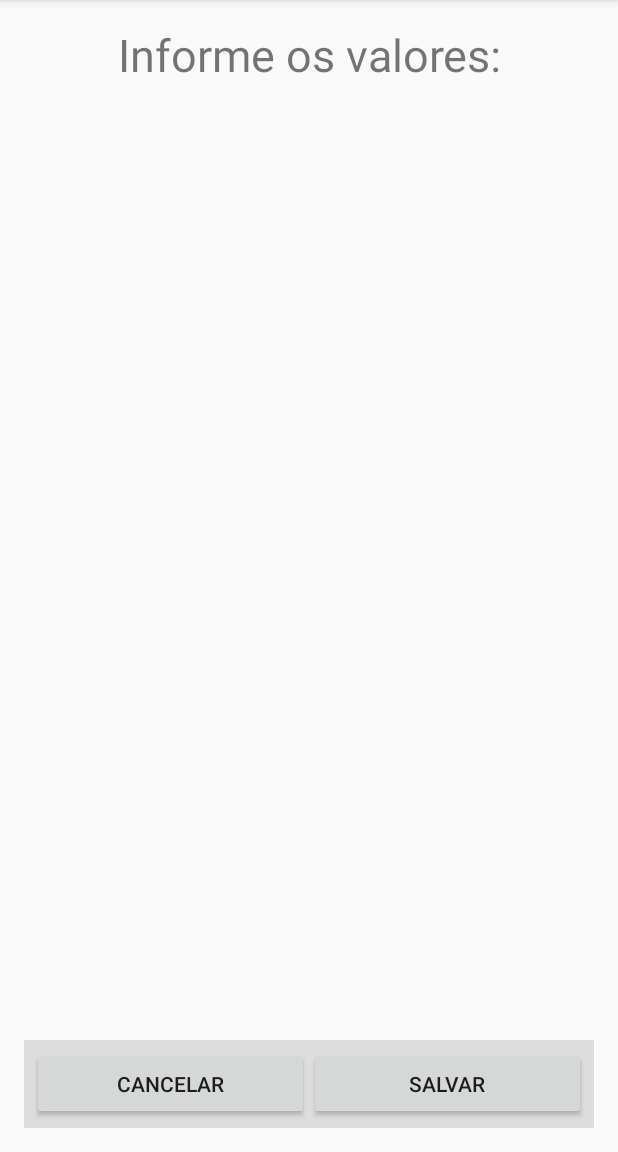
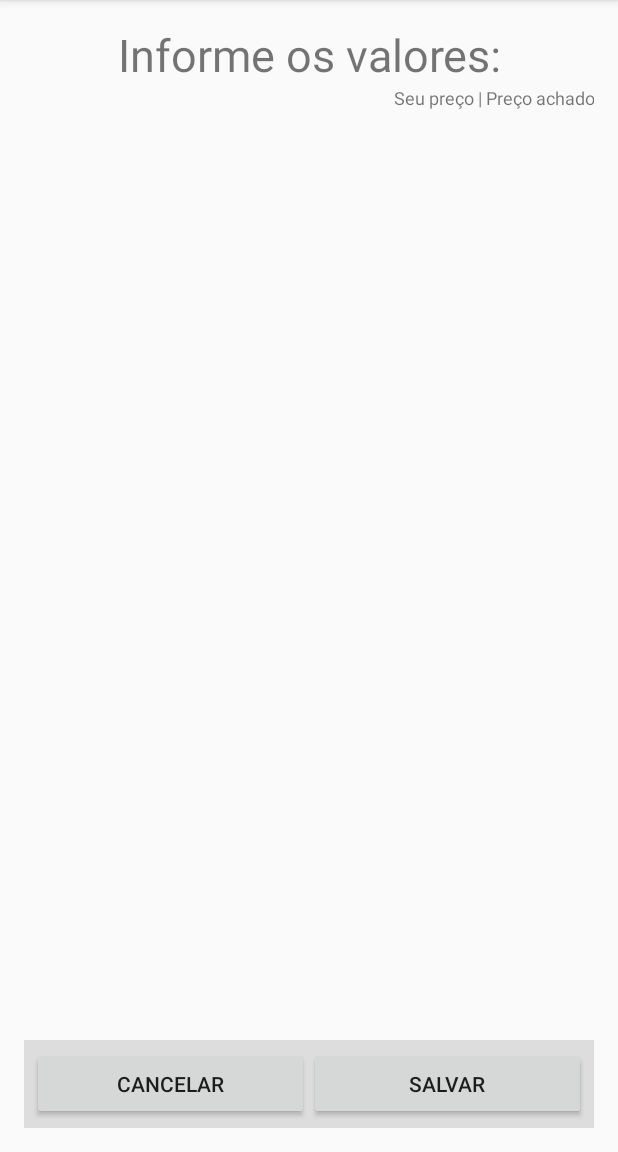
Before and after one commit to lucasaraujoo/StoreCheck, an Android app: the ControladorColocarPrecos screen opened directly, with no data from a screen before it, on a phone screen of 412 x 824 dp, the part 84-1236 px from its top. Run offline under Robolectric (Android 15) with nearby library versions, the phone set to English and light mode, and no system bars; 2 statements that could not run were skipped.

Commit message:
Corrigi foco ao por preço. Corrigir relatorio que enviava sem anexo. Colocar texto nos campos de preço(Seu preço e Preço Achado)

```diff
--- a/app/src/main/AndroidManifest.xml
+++ b/app/src/main/AndroidManifest.xml
@@ -24,7 +24,7 @@
             </intent-filter>
         </activity>
         <activity android:name=".Cotar" />
-        <activity android:name=".Controladores.ControladorColocarPrecos" />
+        <activity android:name=".Controladores.ControladorColocarPrecos" android:windowSoftInputMode="adjustPan" />
         <activity android:name=".Controladores.ControladorCotacao" />
         <activity android:name=".EscolherItensCotar" />
         <activity android:name=".AjudaActivity" />
--- a/app/src/main/java/badgears/storecheck/MainActivity.java
+++ b/app/src/main/java/badgears/storecheck/MainActivity.java
@@ -229,6 +229,9 @@ public class MainActivity extends AppCompatActivity {
                         "\n -Adiciona telefone o corrigir outras opções do relatorio."+
                         "\n -Adicionar novo icone ao app." +
                         "\n -Correção e liberar opção de deletar StoreCheck." +
+                        "\n -Corrigir foco no campo de por o preço em alguns celulares." +
+                        "\n -Adicionar texto de descrição ao por o preço." +
+                        "\n -Verificar se tem anexo antes de enviar o e-mail" +
                         "\n\n Versão atual: 1.0 \n\nDesenvolvido por: Tulio Calil")
                 .setCancelable(false)
                 .setPositiveButton("OK", new DialogInterface.OnClickListener() {
--- a/app/src/main/res/layout/activity_colocar_precos.xml
+++ b/app/src/main/res/layout/activity_colocar_precos.xml
@@ -26,12 +26,18 @@
             android:textSize="30dp"
             android:gravity="center"
             />
+        <TextView
+            android:layout_width="match_parent"
+            android:layout_height="wrap_content"
+            android:text="Seu preço | Preço achado"
+            android:textSize="12dp"
+            android:gravity="right"/>
+
 
         <ListView
             android:layout_width="match_parent"
             android:layout_height="match_parent"
             android:id="@+id/ListaProdutosPrecos"
-            android:descendantFocusability="afterDescendants"
             android:focusable="false"
             android:layout_below="@+id/textView"
             android:layout_above="@+id/linearLayout1"
```
Also changed, not shown: app/src/main/java/badgears/storecheck/Relatorio.java (+7 -2 lines), app/src/main/res/layout/precos_listview.xml (+6 -3 lines).
